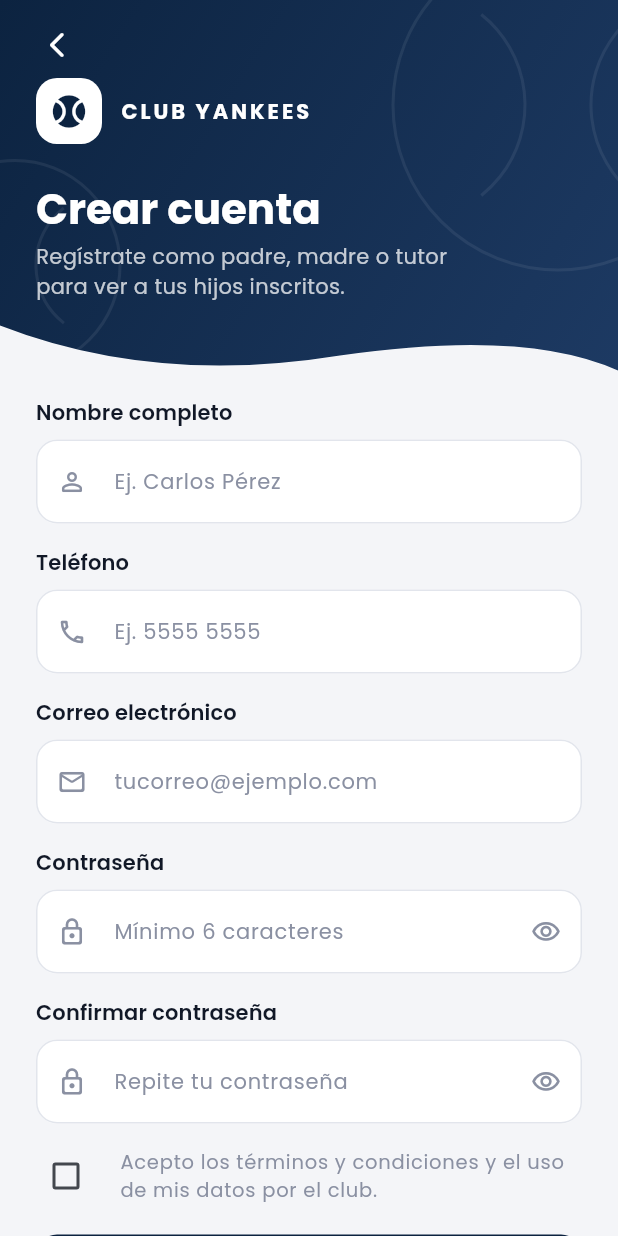
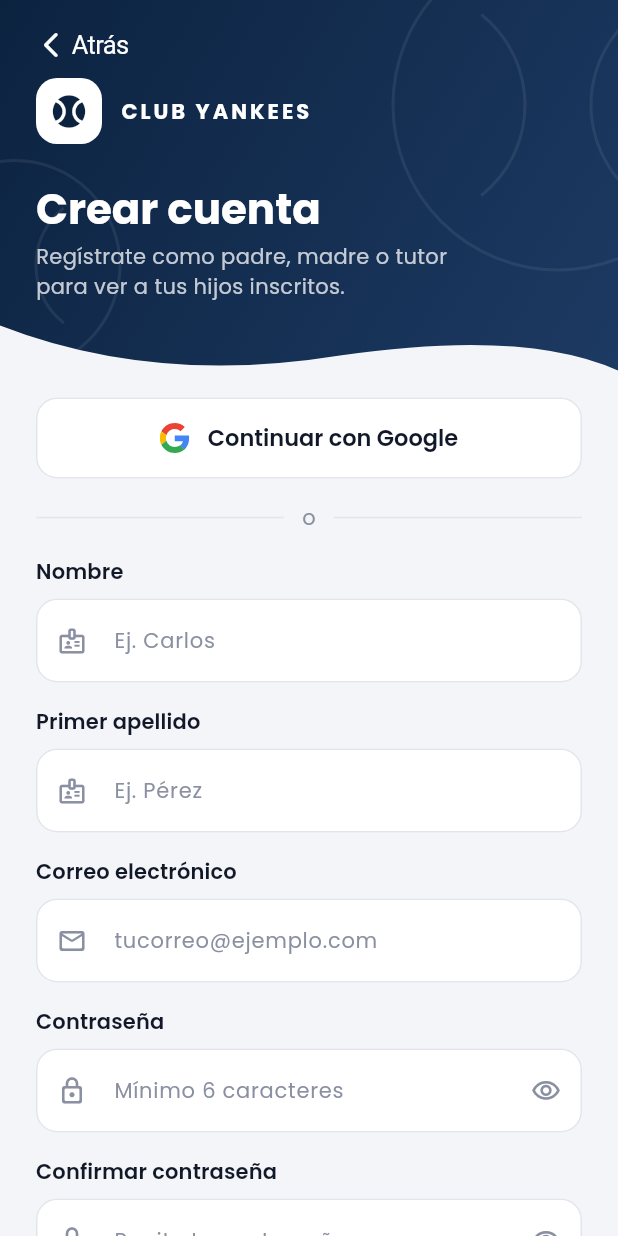
Before and after one commit to dalvarez005/yankees_app, a Flutter app: the RegisterPage screen opened by its route, on a phone screen of 412 x 824 dp. Run offline on Flutter 3.47's test engine with Material 3 defaults, Android fonts, the phone set to English and light mode, and no system bars; our stand-ins replace flutter_svg, google_fonts.

Commit message:
feat(auth): login por correo, registro nuevo y continuar con Google
- Login solo con correo electrónico, con validación de formato.
- Registro con nombre, primer apellido, correo y contraseña + confirmación
  (todos obligatorios); se quitan teléfono y términos y condiciones.
- Botón "Continuar con Google" en login y registro (mock en el repositorio,
  listo para conectar con la API).
- Botón "Atrás" estilo iOS y transiciones Cupertino con gesto de volver
  en Android e iOS.
- Fix: "Siguiente"/Tab en campos de contraseña ya no enfoca el botón del ojo.
- Fix: el link "¿Ya tienes cuenta?" no se desborda con letra grande.

Co-Authored-By: Claude Opus 5.5 <noreply@anthropic.com>

```diff
--- a/lib/features/auth/data/app_user.dart
+++ b/lib/features/auth/data/app_user.dart
@@ -3,17 +3,18 @@ enum UserRole { admin, parent }
 class AppUser {
   const AppUser({
     required this.id,
-    required this.fullName,
     required this.email,
-    required this.phone,
+    required this.firstName,
+    required this.firstLastName,
     required this.role,
   });
 
   final String id;
-  final String fullName;
   final String email;
-  final String phone;
+  final String firstName;
+  final String firstLastName;
   final UserRole role;
 
+  String get fullName => '$firstName $firstLastName';
   bool get isAdmin => role == UserRole.admin;
 }
--- a/lib/features/auth/data/auth_repository.dart
+++ b/lib/features/auth/data/auth_repository.dart
@@ -8,19 +8,25 @@ class AuthException implements Exception {
   String toString() => message;
 }
 
-/// Contrato de autenticación. Cuando elijamos backend (Firebase, Supabase,
-/// API propia) se crea otra implementación y se cambia en [AuthRepository.instance].
+/// Contrato de autenticación. Cuando la API esté lista se crea otra
+/// implementación y se cambia en [AuthRepository.instance].
 abstract class AuthRepository {
   static AuthRepository instance = MockAuthRepository();
 
   Future<AppUser> signIn({required String email, required String password});
 
+  /// Campos de la API: user_name (el correo), user_first_name,
+  /// user_first_lastname, user_pass.
   Future<AppUser> register({
-    required String fullName,
     required String email,
-    required String phone,
+    required String firstName,
+    required String firstLastName,
     required String password,
   });
+
+  /// Inicia sesión o crea la cuenta con Google. En la implementación real:
+  /// obtener el idToken con el paquete google_sign_in y mandarlo a la API.
+  Future<AppUser> signInWithGoogle();
 
   Future<void> sendPasswordReset(String email);
 
@@ -36,9 +42,9 @@ class MockAuthRepository implements AuthRepository {
     'admin@yankees.com': (
       user: const AppUser(
         id: '1',
-        fullName: 'Administración Yankees',
         email: 'admin@yankees.com',
-        phone: '',
+        firstName: 'Administración',
+        firstLastName: 'Yankees',
         role: UserRole.admin,
       ),
       password: 'admin123',
@@ -46,9 +52,9 @@ class MockAuthRepository implements AuthRepository {
     'padre@yankees.com': (
       user: const AppUser(
         id: '2',
-        fullName: 'Carlos Pérez',
         email: 'padre@yankees.com',
-        phone: '55555555',
+        firstName: 'Carlos',
+        firstLastName: 'Pérez',
         role: UserRole.parent,
       ),
       password: 'padre123',
@@ -72,9 +78,9 @@ class MockAuthRepository implements AuthRepository {
 
   @override
   Future<AppUser> register({
-    required String fullName,
     required String email,
-    required String phone,
+    required String firstName,
+    required String firstLastName,
     required String password,
   }) async {
     await _latency();
@@ -85,13 +91,25 @@ class MockAuthRepository implements AuthRepository {
     // Todo registro público es de padre/tutor; los admins los crea el club.
     final user = AppUser(
       id: '${_users.length + 1}',
-      fullName: fullName.trim(),
       email: key,
-      phone: phone.trim(),
+      firstName: firstName.trim(),
+      firstLastName: firstLastName.trim(),
       role: UserRole.parent,
     );
     _users[key] = (user: user, password: password);
     return user;
+  }
+
+  @override
+  Future<AppUser> signInWithGoogle() async {
+    await _latency();
+    return const AppUser(
+      id: 'g-1',
+      email: 'maria.lopez@gmail.com',
+      firstName: 'María',
+      firstLastName: 'López',
+      role: UserRole.parent,
+    );
   }
 
   @override
--- a/lib/features/auth/presentation/register_page.dart
+++ b/lib/features/auth/presentation/register_page.dart
@@ -2,11 +2,13 @@ import 'package:flutter/material.dart';
 
 import '../../../app/app_colors.dart';
 import '../../../app/routes.dart';
+import '../data/app_user.dart';
 import '../data/auth_repository.dart';
 import 'validators.dart';
 import 'widgets/auth_field.dart';
 import 'widgets/auth_header.dart';
 import 'widgets/auth_switch_link.dart';
+import 'widgets/google_button.dart';
 import 'widgets/loading_button.dart';
 
 class RegisterPage extends StatefulWidget {
@@ -18,17 +20,17 @@ class RegisterPage extends StatefulWidget {
 
 class _RegisterPageState extends State<RegisterPage> {
   final _formKey = GlobalKey<FormState>();
-  final _name = TextEditingController();
-  final _phone = TextEditingController();
   final _email = TextEditingController();
+  final _firstName = TextEditingController();
+  final _firstLastName = TextEditingController();
   final _password = TextEditingController();
   final _confirm = TextEditingController();
-  bool _acceptedTerms = false;
   bool _loading = false;
+  bool _googleLoading = false;
 
   @override
   void dispose() {
-    for (final c in [_name, _phone, _email, _password, _confirm]) {
+    for (final c in [_email, _firstName, _firstLastName, _password, _confirm]) {
       c.dispose();
     }
     super.dispose();
@@ -37,21 +39,15 @@ class _RegisterPageState extends State<RegisterPage> {
   Future<void> _submit() async {
     FocusScope.of(context).unfocus();
     if (!_formKey.currentState!.validate()) return;
-    if (!_acceptedTerms) {
-      _showError('Debes aceptar los términos y condiciones');
-      return;
-    }
     setState(() => _loading = true);
     try {
       final user = await AuthRepository.instance.register(
-        fullName: _name.text,
         email: _email.text,
-        phone: _phone.text,
+        firstName: _firstName.text,
+        firstLastName: _firstLastName.text,
         password: _password.text,
       );
-      if (!mounted) return;
-      Navigator.of(context)
-          .pushNamedAndRemoveUntil(Routes.home, (_) => false, arguments: user);
+      _goHome(user);
     } on AuthException catch (e) {
       _showError(e.message);
     } finally {
@@ -59,7 +55,26 @@ class _RegisterPageState extends State<RegisterPage> {
     }
   }
 
+  Future<void> _google() async {
+    FocusScope.of(context).unfocus();
+    setState(() => _googleLoading = true);
+    try {
+      _goHome(await AuthRepository.instance.signInWithGoogle());
+    } on AuthException catch (e) {
+      _showError(e.message);
+    } finally {
+      if (mounted) setState(() => _googleLoading = false);
+    }
+  }
+
+  void _goHome(AppUser user) {
+    if (!mounted) return;
+    Navigator.of(context)
+        .pushNamedAndRemoveUntil(Routes.home, (_) => false, arguments: user);
+  }
+
   void _showError(String message) {
+    if (!mounted) return;
     ScaffoldMessenger.of(context)
       ..hideCurrentSnackBar()
       ..showSnackBar(
@@ -93,27 +108,29 @@ class _RegisterPageState extends State<RegisterPage> {
                       child: Column(
                         crossAxisAlignment: CrossAxisAlignment.stretch,
                         children: [
+                          GoogleButton(
+                            loading: _googleLoading,
+                            onPressed: _loading ? null : _google,
+                          ),
+                          const OrDivider(),
                           AuthField(
-                            label: 'Nombre completo',
-                            hint: 'Ej. Carlos Pérez',
-                            icon: Icons.person_outline_rounded,
-                            controller: _name,
+                            label: 'Nombre',
+                            hint: 'Ej. Carlos',
+                            icon: Icons.badge_outlined,
+                            controller: _firstName,
                             textCapitalization: TextCapitalization.words,
-                            autofillHints: const [AutofillHints.name],
-                            validator: (v) =>
-                                Validators.required(v, 'El nombre'),
+                            autofillHints: const [AutofillHints.givenName],
+                            validator: (v) => Validators.name(v, 'El nombre'),
                           ),
                           const SizedBox(height: 16),
                           AuthField(
-                            label: 'Teléfono',
-                            hint: 'Ej. 5555 5555',
-                            icon: Icons.phone_outlined,
-                            controller: _phone,
-                            keyboardType: TextInputType.phone,
-                            autofillHints: const [
-                              AutofillHints.telephoneNumber,
-                            ],
-                            validator: Validators.phone,
+                            label: 'Primer apellido',
+                            hint: 'Ej. Pérez',
+                            icon: Icons.badge_outlined,
+                            controller: _firstLastName,
+                            textCapitalization: TextCapitalization.words,
+                            autofillHints: const [AutofillHints.familyName],
+                            validator: (v) => Validators.name(v, 'El apellido'),
                           ),
                           const SizedBox(height: 16),
                           AuthField(
@@ -143,32 +160,15 @@ class _RegisterPageState extends State<RegisterPage> {
                             controller: _confirm,
                             isPassword: true,
                             textInputAction: TextInputAction.done,
-                            validator: (v) => v != _password.text
-                                ? 'Las contraseñas no coinciden'
-                                : null,
+                            validator: (v) =>
+                                Validators.confirmPassword(v, _password.text),
                             onSubmitted: (_) => _submit(),
                           ),
-                          const SizedBox(height: 8),
-                          CheckboxListTile(
-                            value: _acceptedTerms,
-                            onChanged: (v) =>
-                                setState(() => _acceptedTerms = v ?? false),
-                            contentPadding: EdgeInsets.zero,
-                            controlAffinity: ListTileControlAffinity.leading,
-                            dense: true,
-                            title: const Text(
-                              'Acepto los términos y condiciones y el uso de mis datos por el club.',
-                              style: TextStyle(
-                                fontSize: 13,
-                                color: AppColors.textMuted,
-                              ),
-                            ),
-                          ),
-                          const SizedBox(height: 12),
+                          const SizedBox(height: 24),
                           LoadingButton(
                             label: 'Crear cuenta',
                             loading: _loading,
-                            onPressed: _submit,
+                            onPressed: _googleLoading ? null : _submit,
                           ),
                           const SizedBox(height: 12),
                           AuthSwitchLink(
--- a/lib/features/auth/presentation/validators.dart
+++ b/lib/features/auth/presentation/validators.dart
@@ -1,5 +1,6 @@
 class Validators {
-  static final _email = RegExp(r'^[^@\s]+@[^@\s]+\.[^@\s]+$');
+  static final _email = RegExp(r'^[\w.+-]+@[\w-]+(\.[\w-]+)*\.[a-zA-Z]{2,}$');
+  static final _name = RegExp(r"^[a-zA-ZáéíóúÁÉÍÓÚñÑüÜ' -]+$");
 
   static String? required(String? v, [String field = 'Este campo']) =>
       (v == null || v.trim().isEmpty) ? '$field es obligatorio' : null;
@@ -10,16 +11,24 @@ class Validators {
     return null;
   }
 
+  /// Nombre o apellido: solo letras (con tildes), espacios, apóstrofo o guion.
+  static String? name(String? v, String field) {
+    final value = v?.trim() ?? '';
+    if (value.isEmpty) return '$field es obligatorio';
+    if (value.length < 2) return '$field es muy corto';
+    if (!_name.hasMatch(value)) return '$field solo puede tener letras';
+    return null;
+  }
+
   static String? password(String? v) {
     if (v == null || v.isEmpty) return 'Ingresa tu contraseña';
     if (v.length < 6) return 'Mínimo 6 caracteres';
     return null;
   }
 
-  static String? phone(String? v) {
-    final digits = v?.replaceAll(RegExp(r'\D'), '') ?? '';
-    if (digits.isEmpty) return 'Ingresa tu teléfono';
-    if (digits.length < 8) return 'Teléfono no válido';
+  static String? confirmPassword(String? v, String password) {
+    if (v == null || v.isEmpty) return 'Confirma tu contraseña';
+    if (v != password) return 'Las contraseñas no coinciden';
     return null;
   }
 }
--- a/lib/features/auth/presentation/widgets/auth_field.dart
+++ b/lib/features/auth/presentation/widgets/auth_field.dart
@@ -62,8 +62,10 @@ class _AuthFieldState extends State<AuthField> {
           decoration: InputDecoration(
             hintText: widget.hint,
             prefixIcon: Icon(widget.icon, size: 20),
+            // ExcludeFocus: que "Siguiente"/Tab salte al próximo campo y no al ojo.
             suffixIcon: widget.isPassword
-                ? IconButton(
+                ? ExcludeFocus(
+                    child: IconButton(
                       tooltip: _obscure
                           ? 'Mostrar contraseña'
                           : 'Ocultar contraseña',
@@ -74,6 +76,7 @@ class _AuthFieldState extends State<AuthField> {
                             : Icons.visibility_off_outlined,
                         size: 20,
                       ),
+                    ),
                   )
                 : null,
           ),
--- a/lib/features/auth/presentation/widgets/auth_header.dart
+++ b/lib/features/auth/presentation/widgets/auth_header.dart
@@ -1,3 +1,4 @@
+import 'package:flutter/cupertino.dart';
 import 'package:flutter/material.dart';
 import 'package:flutter/services.dart';
 
@@ -47,19 +48,7 @@ class AuthHeader extends StatelessWidget {
                     children: [
                       SizedBox(
                         height: 44,
-                        child: showBack
-                            ? IconButton(
-                                padding: EdgeInsets.zero,
-                                alignment: Alignment.centerLeft,
-                                onPressed: () =>
-                                    Navigator.of(context).maybePop(),
-                                icon: const Icon(
-                                  Icons.arrow_back_ios_new_rounded,
-                                  color: Colors.white,
-                                  size: 20,
-                                ),
-                              )
-                            : null,
+                        child: showBack ? const _BackButton() : null,
                       ),
                       const _ClubBadge(),
                       const SizedBox(height: 28),
@@ -85,6 +74,35 @@ class AuthHeader extends StatelessWidget {
               ),
             ],
           ),
+        ),
+      ),
+    );
+  }
+}
+
+/// Botón atrás estilo iOS: chevron + "Atrás", arriba a la izquierda.
+class _BackButton extends StatelessWidget {
+  const _BackButton();
+
+  @override
+  Widget build(BuildContext context) {
+    return Align(
+      alignment: Alignment.centerLeft,
+      child: CupertinoButton(
+        padding: const EdgeInsets.only(right: 12),
+        minimumSize: const Size(44, 44),
+        onPressed: () => Navigator.of(context).maybePop(),
+        child: const Row(
+          mainAxisSize: MainAxisSize.min,
+          children: [
+            Icon(
+              Icons.arrow_back_ios_new_rounded,
+              color: Colors.white,
+              size: 20,
+            ),
+            SizedBox(width: 4),
+            Text('Atrás', style: TextStyle(color: Colors.white, fontSize: 17)),
+          ],
         ),
       ),
     );
--- a/lib/features/auth/presentation/widgets/auth_switch_link.dart
+++ b/lib/features/auth/presentation/widgets/auth_switch_link.dart
@@ -16,8 +16,10 @@ class AuthSwitchLink extends StatelessWidget {
 
   @override
   Widget build(BuildContext context) {
-    return Row(
-      mainAxisAlignment: MainAxisAlignment.center,
+    // Wrap para que no se desborde con letra grande de accesibilidad.
+    return Wrap(
+      alignment: WrapAlignment.center,
+      crossAxisAlignment: WrapCrossAlignment.center,
       children: [
         Text(question, style: const TextStyle(color: AppColors.textMuted)),
         TextButton(onPressed: onTap, child: Text(action)),
--- /dev/null
+++ b/lib/features/auth/presentation/widgets/google_button.dart
@@ -0,0 +1,84 @@
+import 'package:flutter/material.dart';
+import 'package:flutter_svg/flutter_svg.dart';
+
+import '../../../../app/app_colors.dart';
+
+/// Botón "Continuar con Google": mismo tamaño y forma que [LoadingButton],
+/// en blanco con borde como pide la guía de marca de Google.
+class GoogleButton extends StatelessWidget {
+  const GoogleButton({
+    super.key,
+    required this.loading,
+    required this.onPressed,
+    this.label = 'Continuar con Google',
+  });
+
+  final String label;
+  final bool loading;
+  final VoidCallback? onPressed;
+
+  @override
+  Widget build(BuildContext context) {
+    return OutlinedButton(
+      onPressed: loading ? null : onPressed,
+      style: OutlinedButton.styleFrom(
+        backgroundColor: AppColors.surface,
+        foregroundColor: AppColors.text,
+        disabledBackgroundColor: AppColors.surface,
+        minimumSize: const Size.fromHeight(54),
+        side: const BorderSide(color: AppColors.border),
+        shape: RoundedRectangleBorder(borderRadius: BorderRadius.circular(14)),
+        textStyle: Theme.of(context).filledButtonTheme.style?.textStyle
+            ?.resolve({}),
+      ),
+      child: loading
+          ? const SizedBox(
+              width: 22,
+              height: 22,
+              child: CircularProgressIndicator(
+                strokeWidth: 2.5,
+                color: AppColors.navy,
+              ),
+            )
+          : Row(
+              mainAxisAlignment: MainAxisAlignment.center,
+              children: [
+                SvgPicture.string(_googleLogo, width: 20, height: 20),
+                const SizedBox(width: 12),
+                Text(label),
+              ],
+            ),
+    );
+  }
+}
+
+/// Separador "o" entre el login manual y el de Google.
+class OrDivider extends StatelessWidget {
+  const OrDivider({super.key});
+
+  @override
+  Widget build(BuildContext context) {
+    return const Padding(
+      padding: EdgeInsets.symmetric(vertical: 16),
+      child: Row(
+        children: [
+          Expanded(child: Divider(color: AppColors.border)),
+          Padding(
+            padding: EdgeInsets.symmetric(horizontal: 12),
+            child: Text('o', style: TextStyle(color: AppColors.textMuted)),
+          ),
+          Expanded(child: Divider(color: AppColors.border)),
+        ],
+      ),
+    );
+  }
+}
+
+const _googleLogo = '''
+<svg xmlns="http://www.w3.org/2000/svg" viewBox="0 0 48 48">
+<path fill="#EA4335" d="M24 9.5c3.54 0 6.71 1.22 9.21 3.6l6.85-6.85C35.9 2.38 30.47 0 24 0 14.62 0 6.51 5.38 2.56 13.22l7.98 6.19C12.43 13.72 17.74 9.5 24 9.5z"/>
+<path fill="#4285F4" d="M46.98 24.55c0-1.57-.15-3.09-.38-4.55H24v9.02h12.94c-.58 2.96-2.26 5.48-4.78 7.18l7.73 6c4.51-4.18 7.09-10.36 7.09-17.65z"/>
+<path fill="#FBBC05" d="M10.53 28.59c-.48-1.45-.76-2.99-.76-4.59s.27-3.14.76-4.59l-7.98-6.19C.92 16.46 0 20.12 0 24c0 3.88.92 7.54 2.56 10.78l7.97-6.19z"/>
+<path fill="#34A853" d="M24 48c6.48 0 11.93-2.13 15.89-5.81l-7.73-6c-2.15 1.45-4.92 2.3-8.16 2.3-6.26 0-11.57-4.22-13.47-9.91l-7.98 6.19C6.51 42.62 14.62 48 24 48z"/>
+</svg>
+''';
--- a/lib/features/auth/presentation/widgets/loading_button.dart
+++ b/lib/features/auth/presentation/widgets/loading_button.dart
@@ -10,7 +10,7 @@ class LoadingButton extends StatelessWidget {
 
   final String label;
   final bool loading;
-  final VoidCallback onPressed;
+  final VoidCallback? onPressed;
 
   @override
   Widget build(BuildContext context) {
--- a/pubspec.yaml
+++ b/pubspec.yaml
@@ -9,6 +9,7 @@ environment:
 dependencies:
   flutter:
     sdk: flutter
+  flutter_svg: ^2.3.0
   google_fonts: ^8.2.1
 
 dev_dependencies:
```
Also changed, not shown: lib/app/app_theme.dart (+8 -0 lines), lib/features/auth/presentation/login_page.dart (+32 -7 lines), pubspec.lock, 1 other file. Lines whose indentation alone changed are shown as unchanged.
